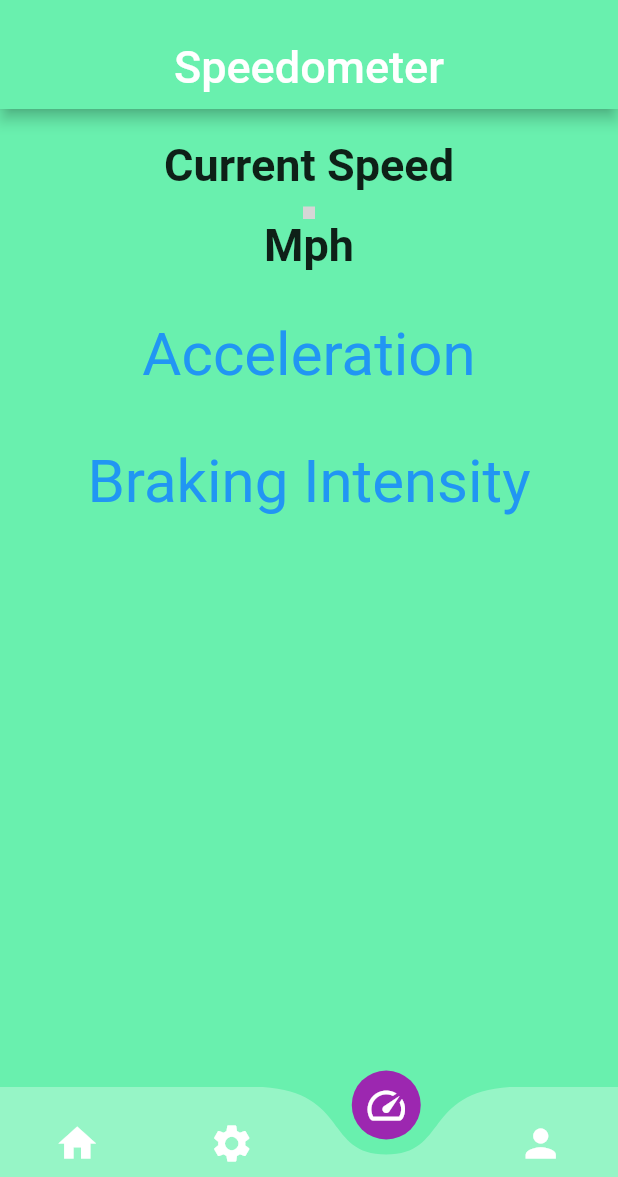
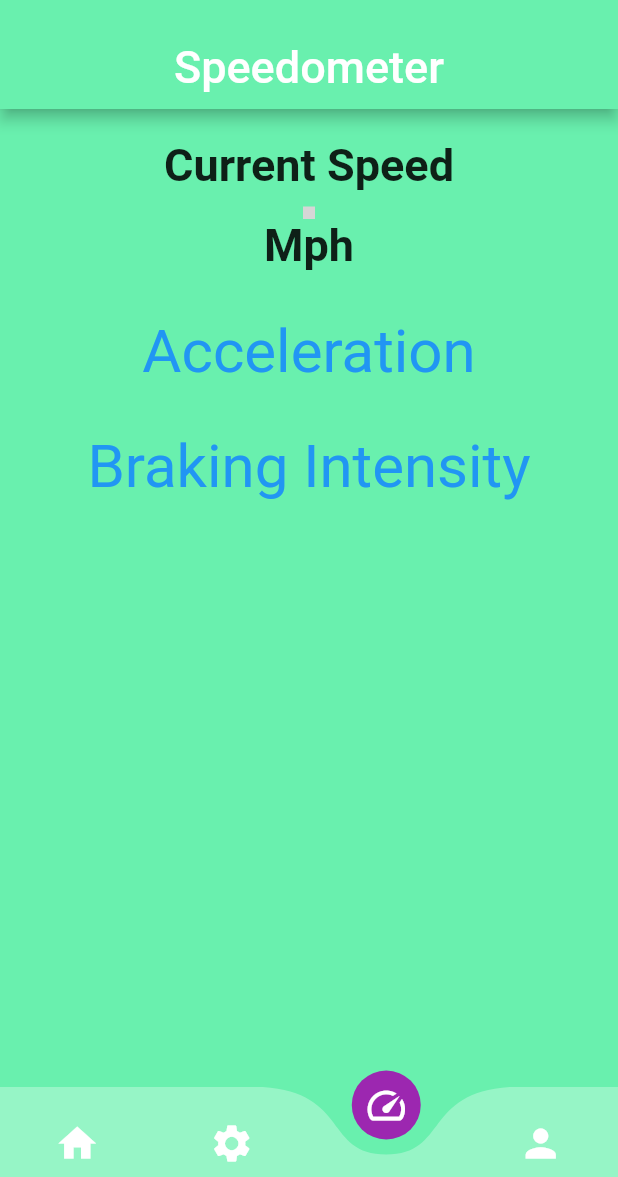
Before and after one commit to DMukeshkumar/car_fuel_efficiency, a Flutter app: the screen it shows after launch, on a phone screen of 412 x 824 dp, the part 59-1236 px from its top. Run offline on Flutter 3.47's test engine with Material 2 defaults, Android fonts, the phone set to English and light mode, and no system bars; drawn by our look-alikes of curved_navigation_bar; our stand-ins replace email_validator, fluttertoast, geolocator, location; missing offline and left inert: segment_display; grey boxes are pictures that could not be loaded.

Commit message:
Speedometer working plus added charts

```diff
--- a/lib/Pages/log_in.dart
+++ b/lib/Pages/log_in.dart
@@ -34,8 +34,8 @@ class _LogInPageState extends State<LogInPage> {
         fontSize: 16.0,
       );
     } else {
-      var url = "http://192.168.10.63/localconnect/login.php";
-      var response = await http.post(url, body: {
+      var url = "http:// 192.168.1.18/localconnect/login.php";
+      var response = await http.post(Uri.parse(url), body: {
         "username": username.text,
         "password": password.text,
       });
--- a/lib/Pages/register.dart
+++ b/lib/Pages/register.dart
@@ -27,8 +27,8 @@ class _RegisterPageState extends State<RegisterPage> {
       );
 
     } else {
-      var url = "http://192.168.10.63/localconnect/register.php";
-      var response = await http.post(url, body: {
+      var url = "http:// 192.168.1.18/localconnect/register.php";
+      var response = await http.post(Uri.parse(url), body: {
         "name": name.text,
         "username": username.text,
         "password": password.text,
--- a/lib/Providers/provider.dart
+++ b/lib/Providers/provider.dart
@@ -1,3 +1,4 @@
+import 'dart:async';
 import 'package:car_fuel_efficiency/utils/utils_methods.dart';
 import 'package:flutter/material.dart';
 import 'package:geolocator/geolocator.dart';
@@ -6,6 +7,7 @@ import 'package:location/location.dart' hide LocationAccuracy;
 
 
 class provider with ChangeNotifier {
+
   Speedometer _speedometer =
   new Speedometer(currentSpeed: 0, time0_48: 0, time48_0: 0);
 
@@ -17,6 +19,7 @@ class provider with ChangeNotifier {
   Future<bool> checkLocationServiceAndPermissionStatus() async {
     Location location = new Location();
     bool _isLocationServiceEnabled;
+    LocationPermission permission = await Geolocator.requestPermission();
     PermissionStatus _permissionGranted;
     _isLocationServiceEnabled = await location.serviceEnabled();
     if (!_isLocationServiceEnabled) {
@@ -41,7 +44,8 @@ class provider with ChangeNotifier {
 
   void updateSpeed(Position position) {
     double speed = (position.speed) * 3.6;
-    _speedometer.currentSpeed = speed * 1.609;
+
+    _speedometer.currentSpeed = speed/1.609;
 
     if (speed >= SPEED_0 || speed <= SPEED_48) {
       checkSpeedAndMeasureTimeWhileInRange(speed);
@@ -60,11 +64,20 @@ class provider with ChangeNotifier {
   //Method to get the vehicle speed updates
   getSpeedUpdates() async {
     if (await checkLocationServiceAndPermissionStatus()) {
-      LocationOptions options =
-      LocationOptions(accuracy: LocationAccuracy.high, distanceFilter: 10);
-      _geolocator.getPositionStream(options).listen((position) {
-        updateSpeed(position);
+      var accuracy = await Geolocator.getLocationAccuracy();
+      //LocationOptions options =
+      //LocationOptions(accuracy: LocationAccuracy.high, distanceFilter: 10);
+      final LocationSettings locationSettings = LocationSettings(
+        accuracy: LocationAccuracy.high,
+        distanceFilter: 10,
+      );
+
+          StreamSubscription<Position> positionStream = Geolocator.getPositionStream(locationSettings: locationSettings).
+      listen((Position? position) {
+        //updateSpeed(LocationSettings);
+        print(position == null ? 'Unknown' : '${position.latitude.toString()}, ${position.longitude.toString()}');
       });
+
     }
   }
 
--- a/lib/main.dart
+++ b/lib/main.dart
@@ -1,8 +1,8 @@
+// @dart=2.9
 import 'package:car_fuel_efficiency/Pages/home.dart';
 import 'package:car_fuel_efficiency/Pages/settings.dart';
 import 'package:car_fuel_efficiency/Pages/speed.dart';
 import 'package:car_fuel_efficiency/Pages/log_in.dart';
-//import 'package:car_fuel_efficiency/Pages/register.dart';
 import 'package:curved_navigation_bar/curved_navigation_bar.dart';
 import 'package:flutter/material.dart';
 import 'package:flutter/cupertino.dart';
--- a/lib/models/speedometer_model.dart
+++ b/lib/models/speedometer_model.dart
@@ -1,6 +1,3 @@
-import 'package:flutter/foundation.dart';
-import 'package:car_fuel_efficiency/Providers/provider.dart';
-
 
 class Speedometer {
   double currentSpeed;
--- a/lib/widgets/speedometer_widget.dart
+++ b/lib/widgets/speedometer_widget.dart
@@ -47,7 +47,7 @@ class SpeedometerWidget extends StatelessWidget {
               ),
           //    SizedBox(height: 10),
               Container(
-                padding: const EdgeInsets.all(4.0),
+                padding: const EdgeInsets.all(2.0),
                 alignment: Alignment.center,
                 child: TextButton(
                   style: TextButton.styleFrom(
@@ -65,7 +65,7 @@ class SpeedometerWidget extends StatelessWidget {
               ),
               SizedBox(height: 10),
               Container(
-                padding: const EdgeInsets.all(8.0),
+                padding: const EdgeInsets.all(2.0),
                 alignment: Alignment.center,
                 child: TextButton(
                   style: TextButton.styleFrom(
```
Also changed, not shown: pubspec.yaml (+20 -13 lines), assets/app_logo.png (added), pubspec.lock, 22 other files.
